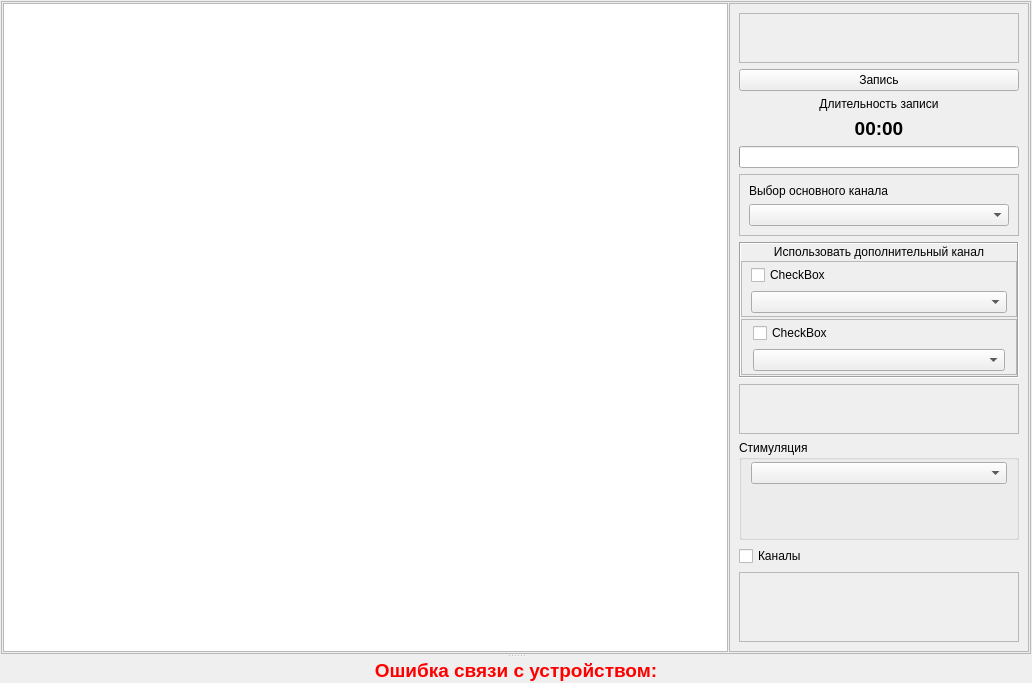
Before: the Qt Designer form metodics/trenagers/trenexecute.ui in grigp/a-analyser, drawn with Qt 5.
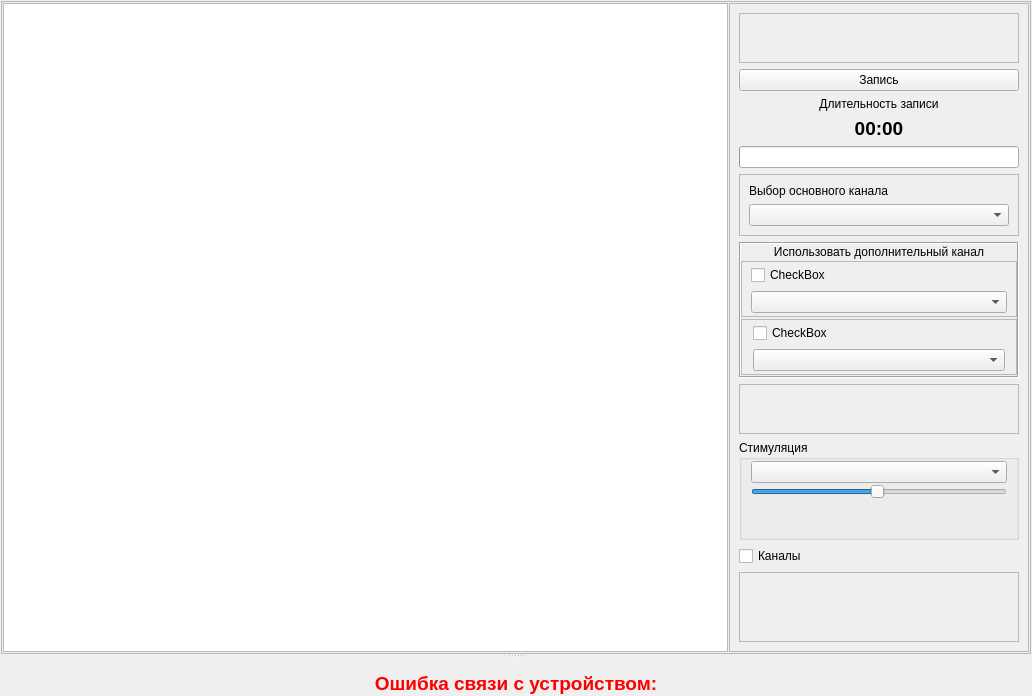
After: the same form once the commit is applied. Icons and pictures are not drawn. Custom widgets are drawn as their Qt base class.

The edit to the form file:
```diff
--- a/metodics/trenagers/trenexecute.ui
+++ b/metodics/trenagers/trenexecute.ui
@@ -7,7 +7,7 @@
     <x>0</x>
     <y>0</y>
     <width>1032</width>
-    <height>683</height>
+    <height>696</height>
    </rect>
   </property>
   <property name="windowTitle">
@@ -380,19 +380,40 @@
             </property>
             <layout class="QVBoxLayout" name="verticalLayout_10">
              <property name="spacing">
-              <number>5</number>
+              <number>1</number>
              </property>
              <property name="topMargin">
-              <number>2</number>
+              <number>1</number>
              </property>
              <property name="bottomMargin">
-              <number>2</number>
+              <number>1</number>
              </property>
              <item>
               <widget class="QComboBox" name="cbIrriants"/>
              </item>
              <item>
-              <widget class="QWidget" name="wgtIrriantsParams" native="true"/>
+              <widget class="QSlider" name="sldTransparent">
+               <property name="minimum">
+                <number>5</number>
+               </property>
+               <property name="maximum">
+                <number>80</number>
+               </property>
+               <property name="value">
+                <number>42</number>
+               </property>
+               <property name="orientation">
+                <enum>Qt::Horizontal</enum>
+               </property>
+               <property name="tickPosition">
+                <enum>QSlider::NoTicks</enum>
+               </property>
+              </widget>
+             </item>
+             <item>
+              <widget class="QWidget" name="wgtIrriantsParams" native="true">
+               <layout class="QVBoxLayout" name="verticalLayout_11"/>
+              </widget>
              </item>
             </layout>
            </widget>
```
Left out of the diff: 48 changed lines with no effect on the pictures.
